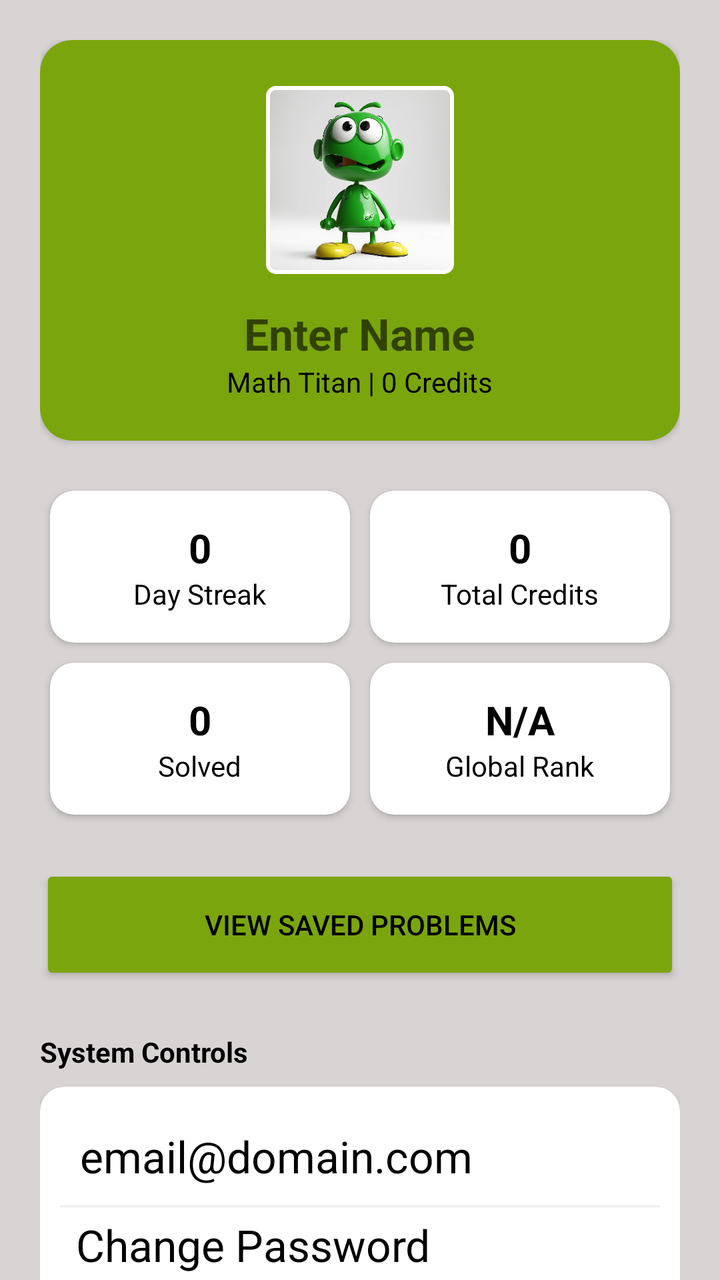
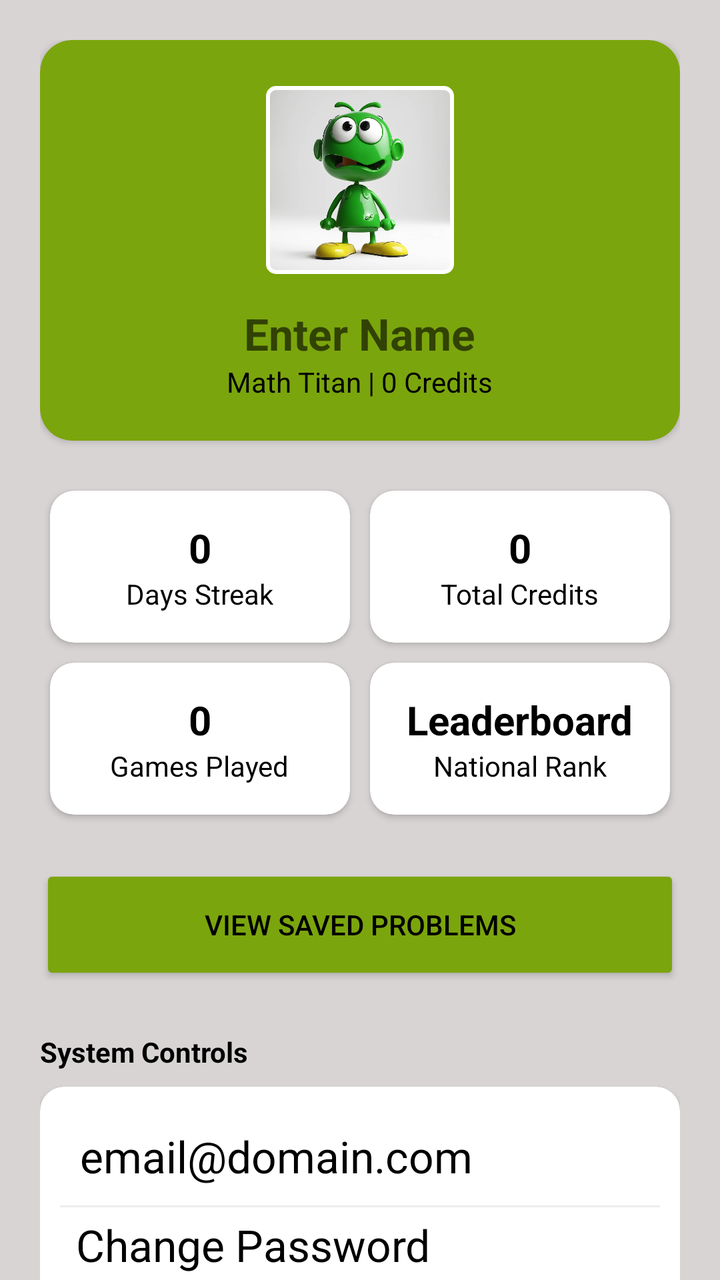

Compare the two renders of this Android layout. The source of the first and the diff that turns it into the second are given below.
<!-- AndroidManifest.xml: application theme demotheme -->
<!-- res/layout/activity_account.xml -->
<?xml version="1.0" encoding="utf-8"?>
<androidx.core.widget.NestedScrollView xmlns:android="http://schemas.android.com/apk/res/android"
    xmlns:app="http://schemas.android.com/apk/res-auto"
    xmlns:tools="http://schemas.android.com/tools"
    android:layout_width="match_parent"
    android:layout_height="match_parent"
    android:background="@color/mainer"
    android:id="@+id/main_account"
    tools:context=".AccountActivity">

    <LinearLayout
        android:layout_width="match_parent"
        android:layout_height="wrap_content"
        android:orientation="vertical"
        android:padding="20dp">

        <androidx.cardview.widget.CardView
            android:layout_width="match_parent"
            android:layout_height="wrap_content"
            app:cardCornerRadius="16dp"
            app:cardBackgroundColor="@color/action">

            <LinearLayout
                android:layout_width="match_parent"
                android:layout_height="wrap_content"
                android:gravity="center"
                android:orientation="vertical"
                android:padding="20dp">

                <com.google.android.material.imageview.ShapeableImageView
                    android:id="@+id/imgAvatar"
                    android:layout_width="100dp"
                    android:layout_height="100dp"
                    android:padding="4dp"
                    android:src="@drawable/info"
                    app:strokeColor="@color/topper"
                    app:strokeWidth="2dp"
                    app:shapeAppearanceOverlay="@style/ShapeAppearance.MaterialComponents.SmallComponent" />

                <TextView
                    android:id="@+id/etProfileName"
                    android:layout_width="wrap_content"
                    android:layout_height="wrap_content"
                    android:layout_marginTop="12dp"
                    android:background="@android:color/transparent"
                    android:hint="Enter Name"
                    android:textAlignment="center"
                    android:textColor="@color/blackwhiter"
                    android:textSize="22sp"
                    android:textStyle="bold" />

                <TextView
                    android:id="@+id/tvMathTitle"
                    android:layout_width="wrap_content"
                    android:layout_height="wrap_content"
                    android:text="Math Titan | 0 Credits"
                    android:textColor="@color/blackwhiter" />
            </LinearLayout>
        </androidx.cardview.widget.CardView>

        <GridLayout
            android:layout_width="match_parent"
            android:layout_height="wrap_content"
            android:layout_marginTop="20dp"
            android:columnCount="2"
            android:rowCount="2">

            <androidx.cardview.widget.CardView
                android:layout_width="0dp"
                android:layout_height="wrap_content"
                android:layout_columnWeight="1"
                android:layout_margin="5dp"
                app:cardCornerRadius="12dp">
                <LinearLayout android:padding="15dp" android:gravity="center" android:orientation="vertical" android:layout_width="match_parent" android:layout_height="wrap_content">

                    <TextView
                        android:id="@+id/tvStatStreak"
                        android:layout_width="wrap_content"
                        android:layout_height="wrap_content"
                        android:text="0"
                        android:textColor="@color/blackwhiter"
                        android:textSize="20sp"
                        android:textStyle="bold" />

                    <TextView
                        android:layout_width="wrap_content"
                        android:layout_height="wrap_content"
                        android:text="Day Streak"
                        android:textColor="@color/blackwhiter" />
                </LinearLayout>
            </androidx.cardview.widget.CardView>

            <androidx.cardview.widget.CardView
                android:layout_width="0dp"
                android:layout_height="wrap_content"
                android:layout_columnWeight="1"
                android:layout_margin="5dp"
                app:cardCornerRadius="12dp">
                <LinearLayout android:padding="15dp" android:gravity="center" android:orientation="vertical" android:layout_width="match_parent" android:layout_height="wrap_content">

                    <TextView
                        android:id="@+id/tvStatCredits"
                        android:layout_width="wrap_content"
                        android:layout_height="wrap_content"
                        android:text="0"
                        android:textColor="@color/blackwhiter"
                        android:textSize="20sp"
                        android:textStyle="bold" />

                    <TextView
                        android:layout_width="wrap_content"
                        android:layout_height="wrap_content"
                        android:text="Total Credits"
                        android:textColor="@color/blackwhiter" />
                </LinearLayout>
            </androidx.cardview.widget.CardView>

            <androidx.cardview.widget.CardView
                android:layout_width="0dp"
                android:layout_height="wrap_content"
                android:layout_columnWeight="1"
                android:layout_margin="5dp"
                app:cardCornerRadius="12dp">
                <LinearLayout android:padding="15dp" android:gravity="center" android:orientation="vertical" android:layout_width="match_parent" android:layout_height="wrap_content">

                    <TextView
                        android:id="@+id/tvStatSolved"
                        android:layout_width="wrap_content"
                        android:layout_height="wrap_content"
                        android:text="0"
                        android:textColor="@color/blackwhiter"
                        android:textSize="20sp"
                        android:textStyle="bold" />

                    <TextView
                        android:layout_width="wrap_content"
                        android:layout_height="wrap_content"
                        android:text="Solved"
                        android:textColor="@color/blackwhiter" />
                </LinearLayout>
            </androidx.cardview.widget.CardView>

            <androidx.cardview.widget.CardView
                android:layout_width="0dp"
                android:layout_height="wrap_content"
                android:layout_columnWeight="1"
                android:layout_margin="5dp"
                app:cardCornerRadius="12dp">
                <LinearLayout android:padding="15dp" android:gravity="center" android:orientation="vertical" android:layout_width="match_parent" android:layout_height="wrap_content">

                    <TextView
                        android:id="@+id/tvStatRank"
                        android:layout_width="wrap_content"
                        android:layout_height="wrap_content"
                        android:text="N/A"
                        android:textColor="@color/blackwhiter"
                        android:textSize="20sp"
                        android:textStyle="bold" />

                    <TextView
                        android:layout_width="wrap_content"
                        android:layout_height="wrap_content"
                        android:text="Global Rank"
                        android:textColor="@color/blackwhiter" />
                </LinearLayout>
            </androidx.cardview.widget.CardView>
        </GridLayout>

        <Button
            android:id="@+id/btnViewBookmarks"
            android:layout_width="match_parent"
            android:layout_height="60dp"
            android:layout_marginTop="20dp"
            android:backgroundTint="@color/action"
            android:text="View Saved Problems"
            android:textColor="@color/blackwhiter"
            app:cornerRadius="12dp" />

        <TextView
            android:layout_width="wrap_content"
            android:layout_height="wrap_content"
            android:layout_marginTop="24dp"
            android:text="System Controls"
            android:textColor="@color/blackwhiter"
            android:textStyle="bold" />

        <androidx.cardview.widget.CardView
            android:layout_width="match_parent"
            android:layout_height="wrap_content"
            android:layout_marginTop="8dp"
            app:cardCornerRadius="12dp">
            <LinearLayout android:orientation="vertical" android:padding="10dp" android:layout_width="match_parent" android:layout_height="wrap_content">

                <TextView
                    android:id="@+id/tvUserEmail"
                    android:layout_width="match_parent"
                    android:layout_height="wrap_content"
                    android:padding="10dp"
                    android:text="email@domain.com"
                    android:textAppearance="@style/TextAppearance.AppCompat.Large"
                    android:textColor="@color/blackwhiter" />
                <View
                    android:layout_width="match_parent"
                    android:layout_height="1dp"
                    android:background="#EEEEEE"/>

                <Button
                    android:id="@+id/btnChangePass"
                    style="@style/Widget.MaterialComponents.Button.TextButton"
                    android:layout_width="match_parent"
                    android:layout_height="wrap_content"
                    android:gravity="start"
                    android:text="Change Password"
                    android:textAppearance="@style/TextAppearance.AppCompat.Large"
                    android:textColor="@color/blackwhiter" />
                <View
                    android:layout_width="match_parent"
                    android:layout_height="1dp"
                    android:background="#EEEEEE"/>

                <Button
                    android:id="@+id/btnLogout"
                    style="@style/Widget.MaterialComponents.Button.TextButton"
                    android:layout_width="match_parent"
                    android:layout_height="wrap_content"
                    android:gravity="start"
                    android:text="Logout Account"
                    android:textAppearance="@style/TextAppearance.AppCompat.Large"
                    android:textColor="#D32F2F" />

            </LinearLayout>
        </androidx.cardview.widget.CardView>

    </LinearLayout>
</androidx.core.widget.NestedScrollView>
<!-- resources referenced by this layout -->
<resources>
  <color name="action">#7BA50C</color>
  <color name="blackwhiter">#000000</color>
  <color name="mainer">#D8D4D4</color>
  <color name="topper">#ffffff</color>
  <!-- drawable info: jpg bitmap (drawable, 39269 bytes) -->
  <style name="demotheme" parent="Theme.AppCompat.Light.NoActionBar">
          <item name="windowActionBar">false</item>
          <item name="windowNoTitle">true</item>
          <item name="statusBarBackground">@color/action</item>
          <item name="colorPrimary">@color/action</item>
          <item name="colorAccent">@color/action</item>
          <item name="colorPrimaryDark">@color/action</item>
          <item name="android:statusBarColor">@color/action</item>
          <item name="colorPrimaryVariant">@color/action</item>
          <item name="colorOnPrimary">@color/action</item>
          <item name="colorOnSecondary">@color/action</item>
  
  
      </style>
</resources>

<!-- the commit's change to res/layout/activity_account.xml (unified diff, before → after) -->
@@ -85,7 +85,7 @@
                     <TextView
                         android:layout_width="wrap_content"
                         android:layout_height="wrap_content"
-                        android:text="Day Streak"
+                        android:text="Days Streak"
                         android:textColor="@color/blackwhiter" />
                 </LinearLayout>
             </androidx.cardview.widget.CardView>
@@ -135,32 +135,39 @@
                     <TextView
                         android:layout_width="wrap_content"
                         android:layout_height="wrap_content"
-                        android:text="Solved"
-                        android:textColor="@color/blackwhiter" />
-                </LinearLayout>
-            </androidx.cardview.widget.CardView>
-
-            <androidx.cardview.widget.CardView
-                android:layout_width="0dp"
-                android:layout_height="wrap_content"
-                android:layout_columnWeight="1"
-                android:layout_margin="5dp"
-                app:cardCornerRadius="12dp">
-                <LinearLayout android:padding="15dp" android:gravity="center" android:orientation="vertical" android:layout_width="match_parent" android:layout_height="wrap_content">
+                        android:text="Games Played"
+                        android:textColor="@color/blackwhiter" />
+                </LinearLayout>
+            </androidx.cardview.widget.CardView>
+
+            <androidx.cardview.widget.CardView
+                android:layout_width="0dp"
+                android:layout_height="wrap_content"
+                android:layout_columnWeight="1"
+                android:layout_margin="5dp"
+                app:cardCornerRadius="12dp">
+
+                <LinearLayout
+                    android:id="@+id/leaderBoardList"
+                    android:layout_width="match_parent"
+                    android:layout_height="wrap_content"
+                    android:gravity="center"
+                    android:orientation="vertical"
+                    android:padding="15dp">
 
                     <TextView
                         android:id="@+id/tvStatRank"
                         android:layout_width="wrap_content"
                         android:layout_height="wrap_content"
-                        android:text="N/A"
-                        android:textColor="@color/blackwhiter"
-                        android:textSize="20sp"
-                        android:textStyle="bold" />
-
-                    <TextView
-                        android:layout_width="wrap_content"
-                        android:layout_height="wrap_content"
-                        android:text="Global Rank"
+                        android:text="Leaderboard"
+                        android:textColor="@color/blackwhiter"
+                        android:textSize="20sp"
+                        android:textStyle="bold" />
+
+                    <TextView
+                        android:layout_width="wrap_content"
+                        android:layout_height="wrap_content"
+                        android:text="National Rank"
                         android:textColor="@color/blackwhiter" />
                 </LinearLayout>
             </androidx.cardview.widget.CardView>
